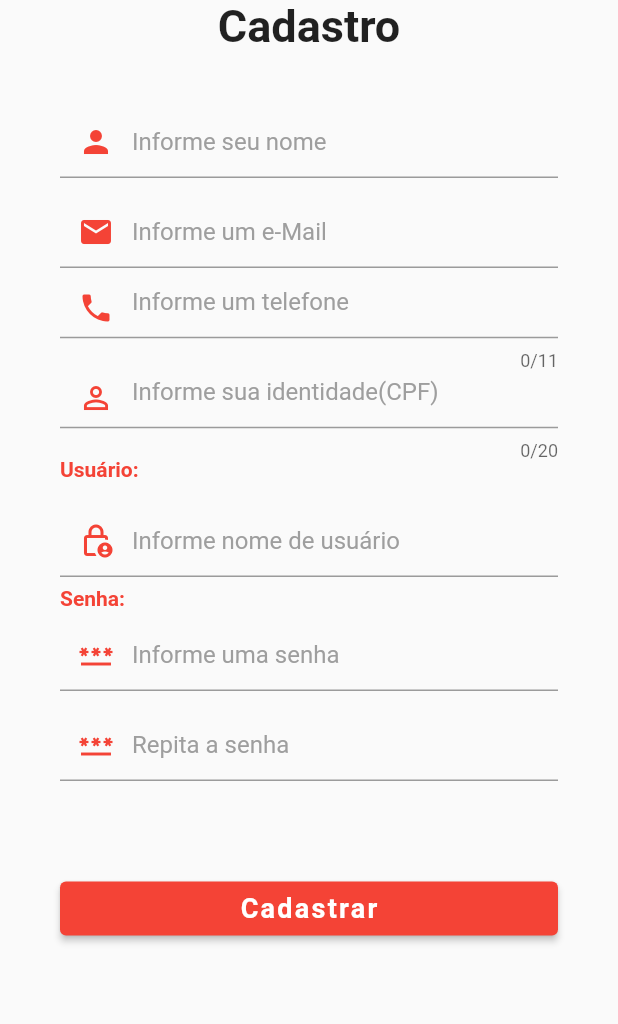
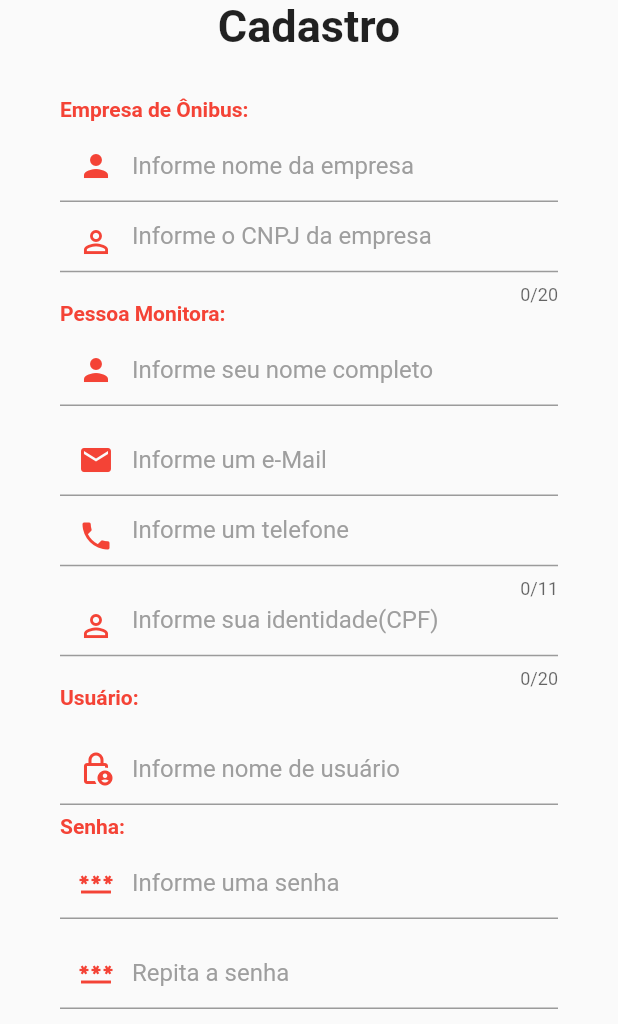
Before and after one commit to dataprol/Monibus, a Flutter app: the CadastrarPessoa screen opened directly, on a phone screen of 412 x 824 dp, the part 212-1236 px from its top. Run offline on Flutter 3.47's test engine with Material 2 defaults, Android fonts, the phone set to English and light mode, and no system bars; our stand-ins replace another_flushbar, dio, flutter_slidable, multiple_result, shared_preferences, string_validator; accounts and stored records are empty; Roboto replaces fonts that are missing (OpenSans).

Commit message:
Coletar e postar empresa ao cadastrar usuário

```diff
--- a/lib/main.dart
+++ b/lib/main.dart
@@ -1,8 +1,8 @@
 import 'package:flutter/material.dart';
 import 'package:monibus/constantes.dart';
-import 'package:monibus/view/listaPessoas.dart';
+import 'package:monibus/view/lista_pessoas.dart';
 import 'package:monibus/view/login.dart';
-import 'service/autenticacaoService.dart';
+import 'service/autenticacao_service.dart';
 
 void main() {
   runApp(const Principal());
--- /dev/null
+++ b/lib/model/empresas_model.dart
@@ -0,0 +1,38 @@
+import 'dart:convert';
+
+class Empresas {
+  late int? idEmpresa;
+  late String? nomeEmpresa;
+  late String? identidadeEmpresa;
+
+  Empresas({
+    this.idEmpresa,
+    this.nomeEmpresa,
+    this.identidadeEmpresa,
+  });
+
+  factory Empresas.fromMap(Map<String, dynamic> json) => Empresas(
+        idEmpresa: json["idEmpresa"],
+        nomeEmpresa: json["nomeEmpresa"],
+        identidadeEmpresa: json["identidadeEmpresa"],
+      );
+
+  Map<String, dynamic> toMap() => {
+        "idEmpresa": idEmpresa,
+        "nomeEmpresa": nomeEmpresa,
+        "identidadeEmpresa": identidadeEmpresa,
+      };
+
+  Empresas.fromJson(Map json)
+      : idEmpresa = json['idEmpresa'],
+        nomeEmpresa = json['nomeEmpresa'],
+        identidadeEmpresa = json['identidadeEmpresa'];
+
+  Map<String, dynamic> toJson() => {
+        "idEmpresa": idEmpresa,
+        "nomeEmpresa": nomeEmpresa,
+        "identidadeEmpresa": identidadeEmpresa,
+      };
+
+  String pessoasToJson(List<Empresas> data) => json.encode(List<dynamic>.from(data.map((x) => x.toJson())));
+}
--- a/lib/model/pessoasModel.dart
+++ b/lib/model/pessoas_model.dart
@@ -1,4 +1,6 @@
 import 'dart:convert';
+
+import 'package:monibus/model/empresas_model.dart';
 
 class Pessoas {
   late int? idPessoa;
@@ -19,6 +21,7 @@ class Pessoas {
   late String? enderecoIBGEPessoa;
   late String? enderecoSIAFIPessoa;
   late String? enderecoGIAPessoa;
+  late Empresas? empresa;
 
   Pessoas({
     this.idPessoa,
@@ -39,6 +42,7 @@ class Pessoas {
     this.enderecoIBGEPessoa,
     this.enderecoSIAFIPessoa,
     this.enderecoGIAPessoa,
+    this.empresa,
   });
 
   factory Pessoas.fromMap(Map<String, dynamic> json) => Pessoas(
@@ -60,6 +64,7 @@ class Pessoas {
         enderecoIBGEPessoa: json["enderecoIBGEPessoa"],
         enderecoSIAFIPessoa: json["enderecoSIAFIPessoa"],
         enderecoGIAPessoa: json["enderecoGIAPessoa"],
+        empresa: json["empresa"],
       );
 
   Map<String, dynamic> toMap() => {
@@ -81,6 +86,7 @@ class Pessoas {
         "enderecoIBGEPessoa": enderecoIBGEPessoa,
         "enderecoSIAFIPessoa": enderecoSIAFIPessoa,
         "enderecoGIAPessoa": enderecoGIAPessoa,
+        "empresa": empresa,
       };
 
   Pessoas.fromJson(Map json)
@@ -101,7 +107,8 @@ class Pessoas {
         enderecoCEPPessoa = json['enderecoCEPPessoa'],
         enderecoIBGEPessoa = json['enderecoIBGEPessoa'],
         enderecoSIAFIPessoa = json['enderecoSIAFIPessoa'],
-        enderecoGIAPessoa = json['enderecoGIAPessoa'];
+        enderecoGIAPessoa = json['enderecoGIAPessoa'],
+        empresa = json['empresa'];
 
   factory Pessoas.fromJson2(Map<String, dynamic> json) => Pessoas(
         idPessoa: json["idPessoa"],
@@ -122,9 +129,8 @@ class Pessoas {
         enderecoIBGEPessoa: json["enderecoIBGEPessoa"],
         enderecoSIAFIPessoa: json["enderecoSIAFIPessoa"],
         enderecoGIAPessoa: json["enderecoGIAPessoa"],
+        empresa: json["empresa"],
       );
-
-  factory Pessoas.fromJson3(String str) => Pessoas.fromMap(json.decode(str));
 
   Map<String, dynamic> toJson() => {
         "idPessoa": idPessoa,
@@ -145,6 +151,7 @@ class Pessoas {
         "enderecoIBGEPessoa": enderecoIBGEPessoa,
         "enderecoSIAFIPessoa": enderecoSIAFIPessoa,
         "enderecoGIAPessoa": enderecoGIAPessoa,
+        "empresa": empresa,
       };
 
   String toJson2() => json.encode(toMap());
--- a/lib/model/pessoasModel2.dart
+++ b/lib/model/pessoas_model2.dart
@@ -1,3 +1,5 @@
+import 'package:monibus/model/empresas_model.dart';
+
 class PessoaModel2 {
   late String? idPessoa;
   late String? nomePessoa;
@@ -18,6 +20,7 @@ class PessoaModel2 {
   late String? enderecoSIAFIPessoa;
   late String? enderecoGIAPessoa;
   late String? presencaPessoa;
+  late Empresas? empresa;
 
   PessoaModel2({
     this.idPessoa,
@@ -39,6 +42,7 @@ class PessoaModel2 {
     this.enderecoSIAFIPessoa,
     this.enderecoGIAPessoa,
     this.presencaPessoa,
+    this.empresa,
   });
 
   PessoaModel2.fromJson(Map json)
@@ -60,7 +64,8 @@ class PessoaModel2 {
         enderecoIBGEPessoa = json['enderecoIBGEPessoa'],
         enderecoSIAFIPessoa = json['enderecoSIAFIPessoa'],
         enderecoGIAPessoa = json['enderecoGIAPessoa'],
-        presencaPessoa = json['presencaPessoa'];
+        presencaPessoa = json['presencaPessoa'],
+        empresa = json['empresa'];
 
   Map<String, dynamic> toJson() => {
         "idPessoa": idPessoa,
@@ -81,6 +86,6 @@ class PessoaModel2 {
         "enderecoIBGEPessoa": enderecoIBGEPessoa,
         "enderecoSIAFIPessoa": enderecoSIAFIPessoa,
         "enderecoGIAPessoa": enderecoGIAPessoa,
-        "presencaPessoa": presencaPessoa,
+        "empresa": empresa,
       };
 }
--- a/lib/service/autenticacaoService.dart
+++ b/lib/service/autenticacao_service.dart
@@ -5,7 +5,7 @@ import 'package:monibus/constantes.dart';
 import 'package:multiple_result/multiple_result.dart';
 import 'package:shared_preferences/shared_preferences.dart';
 
-import '../model/autenticacaoModel.dart';
+import '../model/autenticacao_model.dart';
 
 class AutenticacaoService {
   late Dio _api;
--- a/lib/view/cadastrarPessoa.dart
+++ b/lib/view/cadastrar_pessoa.dart
@@ -3,12 +3,13 @@ import 'package:flutter/foundation.dart';
 import 'package:flutter/material.dart';
 import 'package:flutter/services.dart';
 import 'package:multiple_result/multiple_result.dart';
-import '../constantes.dart';
 import 'package:string_validator/string_validator.dart' as validador;
 
-import '../model/PessoasModel.dart';
-import '../service/pessoasService.dart';
-import '../service/usuariosService.dart';
+import '../constantes.dart';
+import '../model/empresas_model.dart';
+import '../model/pessoas_model.dart';
+import '../service/pessoas_service.dart';
+import '../service/usuarios_service.dart';
 
 class CadastrarPessoa extends StatefulWidget {
   final String pessoaComoUmUsuario;
@@ -19,7 +20,15 @@ class CadastrarPessoa extends StatefulWidget {
 }
 
 class _CadastrarPessoaState extends State<CadastrarPessoa> {
-  late final TextEditingController _cUsuario, _cSenha, _cSenha2, _cNome, _cEmail, _cTelefone, _cIdentidade;
+  late final TextEditingController _cUsuario,
+      _cSenha,
+      _cSenha2,
+      _cNome,
+      _cEmail,
+      _cTelefone,
+      _cIdentidade,
+      _cEmpresaNome,
+      _cEmpresaIdentidade;
 
   @override
   void initState() {
@@ -31,6 +40,8 @@ class _CadastrarPessoaState extends State<CadastrarPessoa> {
     _cEmail = TextEditingController();
     _cTelefone = TextEditingController();
     _cIdentidade = TextEditingController();
+    _cEmpresaNome = TextEditingController();
+    _cEmpresaIdentidade = TextEditingController();
   }
 
   @override
@@ -42,6 +53,8 @@ class _CadastrarPessoaState extends State<CadastrarPessoa> {
     _cEmail.dispose();
     _cTelefone.dispose();
     _cIdentidade.dispose();
+    _cEmpresaNome.dispose();
+    _cEmpresaIdentidade.dispose();
     super.dispose();
   }
 
@@ -86,6 +99,8 @@ class _CadastrarPessoaState extends State<CadastrarPessoa> {
                         ),
                       ),
                       SizedBox(height: 30.0),
+                      _bldEmpresaNome(),
+                      _bldEmpresaIdentidade(),
                       _bldNome(),
                       _bldEmail(),
                       _bldTelefone(),
@@ -107,10 +122,75 @@ class _CadastrarPessoaState extends State<CadastrarPessoa> {
     );
   }
 
+  Widget _bldEmpresaNome() {
+    return Column(
+      crossAxisAlignment: CrossAxisAlignment.start,
+      children: <Widget>[
+        Text(
+          'Empresa de Ônibus:',
+          style: kEtiquetaCampoEstilo_1,
+        ),
+        Container(
+          alignment: Alignment.centerLeft,
+          height: 60.0,
+          child: TextField(
+            controller: _cEmpresaNome,
+            keyboardType: TextInputType.name,
+            style: TextStyle(
+              fontFamily: 'OpenSans',
+            ),
+            decoration: InputDecoration(
+              contentPadding: EdgeInsets.only(top: 14.0),
+              prefixIcon: Icon(
+                Icons.person,
+                color: Colors.red,
+              ),
+              hintText: 'Informe nome da empresa',
+              hintStyle: kDicaEstilo_1,
+            ),
+          ),
+        ),
+      ],
+    );
+  }
+
+  Widget _bldEmpresaIdentidade() {
+    return Column(
+      crossAxisAlignment: CrossAxisAlignment.start,
+      children: <Widget>[
+        Container(
+          alignment: Alignment.centerLeft,
+          height: 60.0,
+          child: TextField(
+            controller: _cEmpresaIdentidade,
+            keyboardType: TextInputType.number,
+            maxLength: 20,
+            style: TextStyle(
+              fontFamily: 'OpenSans',
+            ),
+            decoration: InputDecoration(
+              contentPadding: EdgeInsets.only(top: 14.0),
+              prefixIcon: Icon(
+                Icons.perm_identity,
+                color: Colors.red,
+              ),
+              hintText: 'Informe o CNPJ da empresa',
+              hintStyle: kDicaEstilo_1,
+            ),
+          ),
+        ),
+      ],
+    );
+  }
+
   Widget _bldNome() {
     return Column(
       crossAxisAlignment: CrossAxisAlignment.start,
       children: <Widget>[
+        Text(
+          'Pessoa Monitora:',
+          style: kEtiquetaCampoEstilo_1,
+        ),
         Container(
           alignment: Alignment.centerLeft,
           height: 60.0,
@@ -126,7 +206,7 @@ class _CadastrarPessoaState extends State<CadastrarPessoa> {
                 Icons.person,
                 color: Colors.red,
               ),
-              hintText: 'Informe seu nome',
+              hintText: 'Informe seu nome completo',
               hintStyle: kDicaEstilo_1,
             ),
           ),
@@ -337,10 +417,10 @@ class _CadastrarPessoaState extends State<CadastrarPessoa> {
 
   bool bldValidacao() {
     var lValido = true;
-    if (_cNome.text.isEmpty || _cNome.text.length < 8 || validador.isNumeric(_cNome.text)) {
+    if (_cNome.text.isEmpty || _cNome.text.length < 5 || validador.isNumeric(_cNome.text)) {
       Flushbar(
         title: 'Nome inválido!',
-        message: 'O nome precisa possuir letras e ter o mínimo de 8 caracteres!',
+        message: 'O nome precisa possuir letras e ter o mínimo de 5 caracteres!',
         duration: const Duration(seconds: 5),
       ).show(context);
       lValido = false;
@@ -379,7 +459,8 @@ class _CadastrarPessoaState extends State<CadastrarPessoa> {
         validador.isAlphanumeric(_cSenha.text)) {
       Flushbar(
         title: 'Senha não permitida!',
-        message: 'A senha precisa ter o mínimo de 8 caracteres contendo letras e números e pelo menos um caracter diferente de letra e número!',
+        message:
+            'A senha precisa ter o mínimo de 8 caracteres contendo letras e números e pelo menos um caracter diferente de letra e número!',
         duration: const Duration(seconds: 5),
       ).show(context);
       lValido = false;
@@ -390,42 +471,81 @@ class _CadastrarPessoaState extends State<CadastrarPessoa> {
         duration: const Duration(seconds: 5),
       ).show(context);
       lValido = false;
+    } else if (_cEmpresaIdentidade.text.isEmpty || _cEmpresaIdentidade.text.length < 11 || !validador.isNumeric(_cEmpresaIdentidade.text)) {
+      Flushbar(
+        title: 'Identidade inválida!',
+        message: 'Informe, corretamente, a identidade!',
+        duration: const Duration(seconds: 5),
+      ).show(context);
+      lValido = false;
+    } else if (_cEmpresaNome.text.isEmpty || _cEmpresaNome.text.length < 4 || validador.isNumeric(_cEmpresaNome.text)) {
+      Flushbar(
+        title: 'Nome da empresa inválido!',
+        message: 'O nome da empresa precisa possuir letras e ter o mínimo de 4 caracteres!',
+        duration: const Duration(seconds: 5),
+      ).show(context);
+      lValido = false;
     }
     return lValido;
   }
 
-  Future<Result> bldFinalizaCadastro(context, pessoaComoUmUsuario) async {
+  Future<Result> bldFinalizaCadastro(context, tipoCadastro) async {
     var resultado;
+    var empresaVinculo = Empresas(idEmpresa: 0, nomeEmpresa: _cEmpresaNome.text, identidadeEmpresa: _cEmpresaIdentidade.text);
+
     // Se o cadastro é de um usuário, acessar endpoint usuarios
-    if (pessoaComoUmUsuario == 'usuário') {
-      resultado = await UsuariosService.inserirUsuario(
-          pessoa: Pessoas(
+    if (tipoCadastro == 'usuário') {
+      var pes = Pessoas(
           idPessoa: 0,
           nomePessoa: _cNome.text,
           emailPessoa: _cEmail.text,
           telefone1Pessoa: _cTelefone.text,
           identidadePessoa: _cIdentidade.text,
           usuarioPessoa: _cUsuario.text,
-              senhaPessoa: _cSenha.text));
+          senhaPessoa: _cSenha.text,
+          tipoPessoa: 'A',
+          empresa: empresaVinculo);
+      try {
+        resultado = await UsuariosService.inserirUsuario(pessoa: pes);
+      } catch (e) {
+        if (kDebugMode) {
+          print('Erro cadastro endpoint usuarios: $e');
         }
-    // Se o cadastro é de uma pesssoa, acessar endpoint pessoas
-    if (pessoaComoUmUsuario == '') {
+      }
+    }
+
+    // Se o cadastro é de uma pesssoa assunto geral, acessar endpoint pessoas
+    if (tipoCadastro == '') {
       var api = PessoasService();
-      resultado = api.inserirPessoa(
-          pessoa: Pessoas(
+      var pes = Pessoas(
           idPessoa: 0,
           nomePessoa: _cNome.text,
           emailPessoa: _cEmail.text,
           telefone1Pessoa: _cTelefone.text,
           identidadePessoa: _cIdentidade.text,
           usuarioPessoa: _cUsuario.text,
-              senhaPessoa: _cSenha.text));
+          senhaPessoa: _cSenha.text,
+          tipoPessoa: 'P',
+          empresa: empresaVinculo);
+      try {
+        resultado = await api.inserirPessoa(pessoa: pes);
+      } catch (e) {
+        if (kDebugMode) {
+          print('Erro cadastro endpoint pessoas: $e');
+        }
+      }
     }
 
-    if (resultado.isError()) {
+    if (resultado == null || resultado.isError()) {
+      String erro;
+      if (resultado == null) {
+        erro = 'Erro cadastro do endpoint usuarios! ';
+      } else {
+        erro = resultado.getError().toString();
+      }
       Flushbar(
         title: 'Falha na inserção!',
-        message: resultado.getError().toString(),
+        message: erro,
         duration: const Duration(seconds: 5),
       ).show(context);
       return resultado;
--- a/lib/view/passageiroForm.dart
+++ b/lib/view/passageiro_form.dart
@@ -1,7 +1,7 @@
 import 'package:flutter/material.dart';
 import 'package:flutter/services.dart';
 
-import '../model/pessoasModel2.dart';
+import '../model/pessoas_model2.dart';
 
 class PassageiroForm extends StatefulWidget {
   final PessoaModel2? passageiro;
--- a/lib/view/recuperarLogin.dart
+++ b/lib/view/recuperar_login.dart
@@ -1,6 +1,6 @@
 import 'package:flutter/material.dart';
 import 'package:flutter/services.dart';
-import 'package:monibus/view/cadastrarPessoa.dart';
+import 'package:monibus/view/cadastrar_pessoa.dart';
 import 'package:monibus/view/login.dart';
 import '../constantes.dart';
 
```
Also changed, not shown: lib/database/sqlite/conexao.dart (deleted, +0 -42 lines), lib/service/customDio.dart (deleted, +0 -39 lines), lib/service/pessoas_service.dart (renamed from lib/service/pessoasService.dart, +5 -2 lines), lib/view/lista_pessoas.dart (renamed from lib/view/listaPessoas.dart, +50 -27 lines), lib/view/login.dart (+7 -6 lines), lib/model/autenticacao_model.dart (renamed from lib/model/autenticacaoModel.dart), lib/service/usuarios_service.dart (renamed from lib/service/usuariosService.dart). Lines whose indentation alone changed are shown as unchanged.
